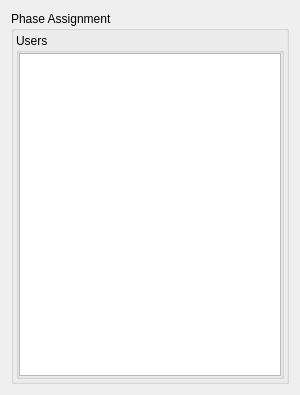
Qt form DPSPipeline/widgets/attributeeditorwidget/ui/AEPhaseAssignment.ui (kanooshka/DPS_PIPELINE) before a commit.
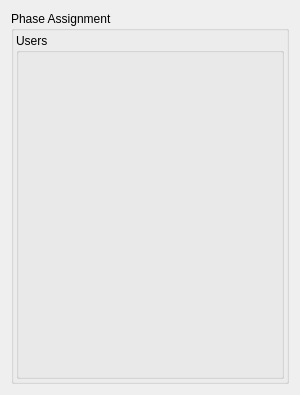
The same form after that commit.

The edit to the form file:
```diff
--- a/DPSPipeline/widgets/attributeeditorwidget/ui/AEPhaseAssignment.ui
+++ b/DPSPipeline/widgets/attributeeditorwidget/ui/AEPhaseAssignment.ui
@@ -68,9 +68,6 @@
          <property name="spacing">
           <number>0</number>
          </property>
-         <item row="0" column="0">
-          <widget class="QListWidget" name="listWidget"/>
-         </item>
         </layout>
        </widget>
       </item>
```
Left out of the diff: 6 changed lines with no effect on the pictures.
